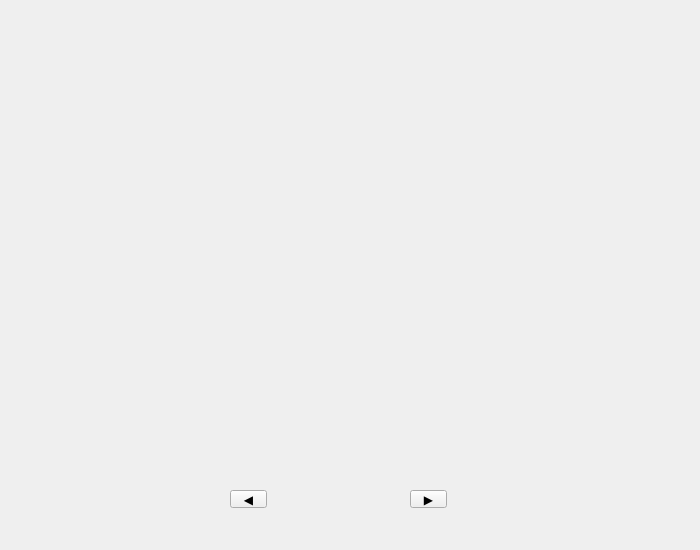
vitoascii/TourManager, file Tourmanager/previewimagedlg.ui: the form before one commit.
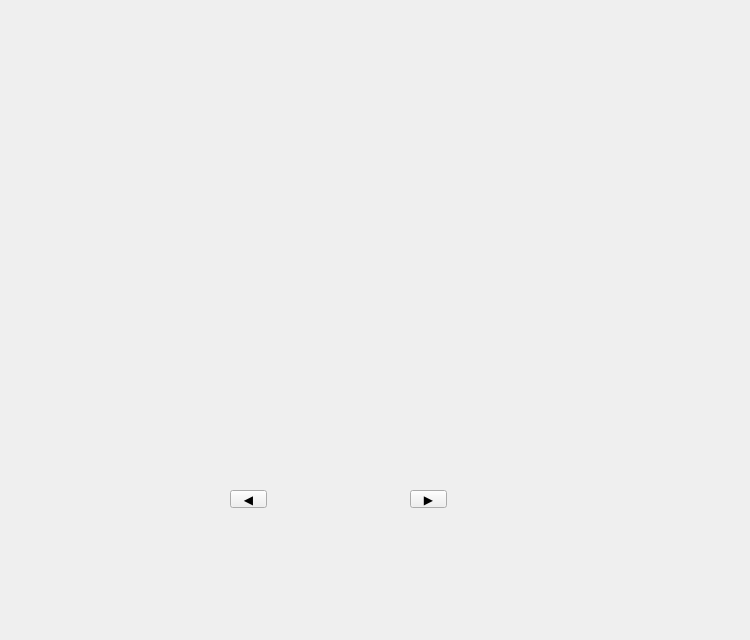
The form after the commit.

Diff of the .ui file:
```diff
--- a/Tourmanager/previewimagedlg.ui
+++ b/Tourmanager/previewimagedlg.ui
@@ -6,10 +6,22 @@
    <rect>
     <x>0</x>
     <y>0</y>
-    <width>700</width>
-    <height>550</height>
+    <width>750</width>
+    <height>640</height>
    </rect>
   </property>
+  <property name="sizePolicy">
+   <sizepolicy hsizetype="Preferred" vsizetype="Preferred">
+    <horstretch>0</horstretch>
+    <verstretch>0</verstretch>
+   </sizepolicy>
+  </property>
+  <property name="minimumSize">
+   <size>
+    <width>750</width>
+    <height>640</height>
+   </size>
+  </property>
   <property name="windowTitle">
    <string>Dialog</string>
   </property>
```
